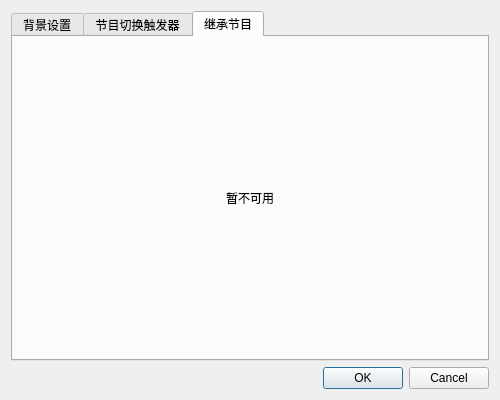
Old version of the form QtWindows/ProgSettings.ui in the repository Tao68a660f3/LED_Simulator.
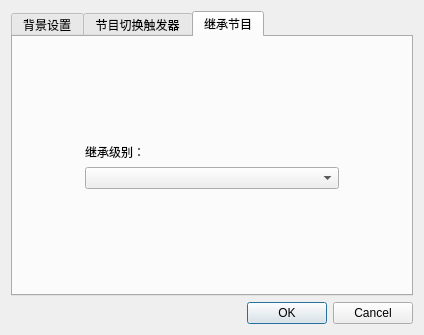
New version of the form. The open tabs and pages were chosen to show the change. Custom widgets are drawn as their Qt base class.

```diff
--- a/QtWindows/ProgSettings.ui
+++ b/QtWindows/ProgSettings.ui
@@ -6,8 +6,8 @@
    <rect>
     <x>0</x>
     <y>0</y>
-    <width>500</width>
-    <height>400</height>
+    <width>424</width>
+    <height>335</height>
    </rect>
   </property>
   <property name="windowTitle">
@@ -212,16 +212,76 @@
       <attribute name="title">
        <string>继承节目</string>
       </attribute>
-      <layout class="QVBoxLayout" name="verticalLayout_3">
+      <layout class="QVBoxLayout" name="verticalLayout_5">
        <item>
-        <widget class="QLabel" name="label">
-         <property name="text">
-          <string>暂不可用</string>
+        <spacer name="verticalSpacer_3">
+         <property name="orientation">
+          <enum>Qt::Vertical</enum>
          </property>
-         <property name="alignment">
-          <set>Qt::AlignCenter</set>
+         <property name="sizeHint" stdset="0">
+          <size>
+           <width>20</width>
+           <height>93</height>
+          </size>
          </property>
-        </widget>
+        </spacer>
+       </item>
+       <item>
+        <layout class="QHBoxLayout" name="horizontalLayout_7" stretch="1,4,1">
+         <item>
+          <spacer name="horizontalSpacer_2">
+           <property name="orientation">
+            <enum>Qt::Horizontal</enum>
+           </property>
+           <property name="sizeHint" stdset="0">
+            <size>
+             <width>40</width>
+             <height>20</height>
+            </size>
+           </property>
+          </spacer>
+         </item>
+         <item>
+          <layout class="QVBoxLayout" name="verticalLayout_3">
+           <item>
+            <widget class="QLabel" name="label">
+             <property name="text">
+              <string>继承级别：</string>
+             </property>
+            </widget>
+           </item>
+           <item>
+            <widget class="QComboBox" name="combo_inheritLevel"/>
+           </item>
+          </layout>
+         </item>
+         <item>
+          <spacer name="horizontalSpacer_3">
+           <property name="orientation">
+            <enum>Qt::Horizontal</enum>
+           </property>
+           <property name="sizeHint" stdset="0">
+            <size>
+             <width>40</width>
+             <height>20</height>
+            </size>
+           </property>
+          </spacer>
+         </item>
+        </layout>
+       </item>
+       <item>
+        <spacer name="verticalSpacer">
+         <property name="orientation">
+          <enum>Qt::Vertical</enum>
+         </property>
+         <property name="sizeHint" stdset="0">
+          <size>
+           <width>20</width>
+           <height>93</height>
+          </size>
+         </property>
+        </spacer>
        </item>
       </layout>
      </widget>
```
Left out of the diff: 44 changed lines with no effect on the pictures.
